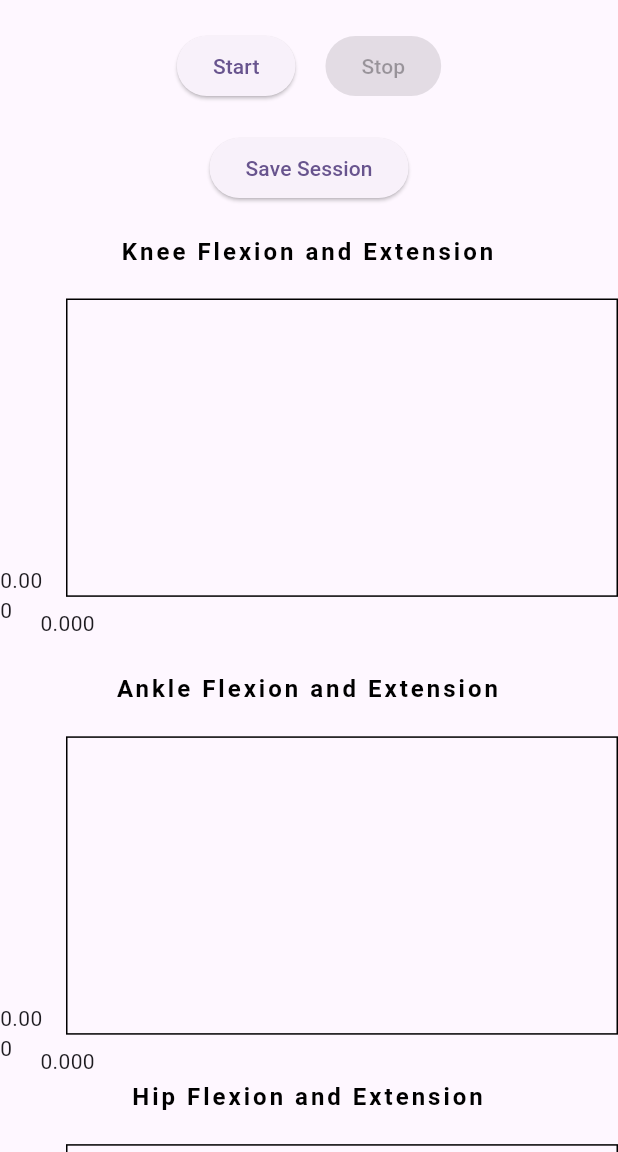
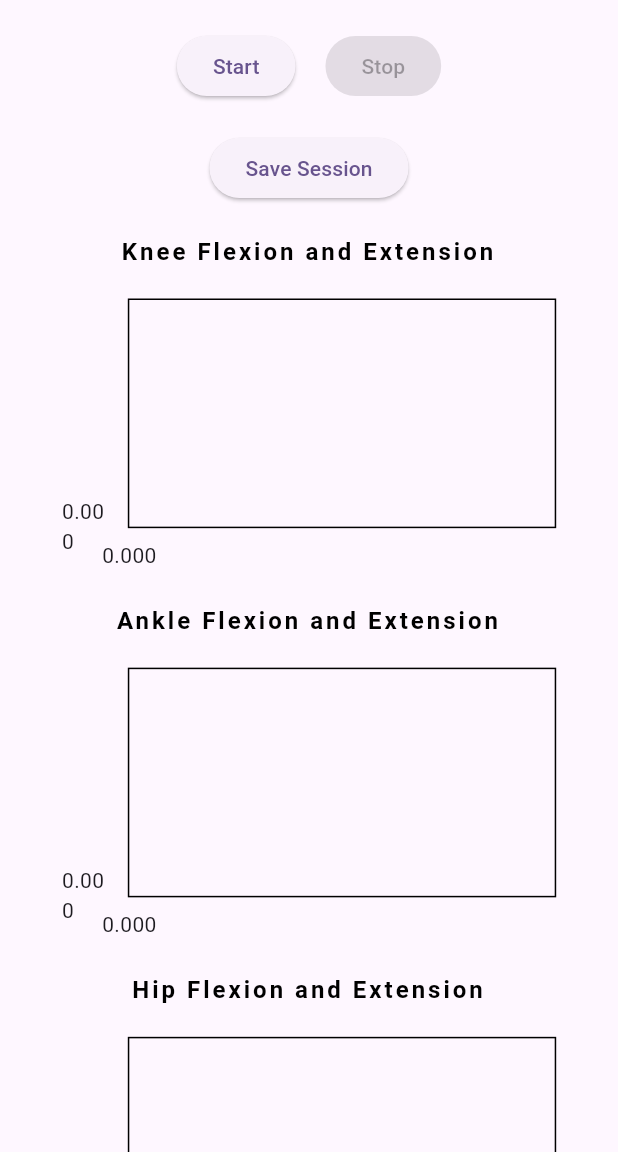
Before and after one commit to joshuamax14/flutter_blereactive, a Flutter app: the screen it shows after launch, after a tap on "Home", on a phone screen of 412 x 824 dp, the part 84-1236 px from its top. Run offline on Flutter 3.47's test engine with Material 3 defaults, Android fonts, the phone set to English and light mode, and no system bars; drawn by our look-alikes of fl_chart, screenshot; our stand-ins replace image_gallery_saver; missing offline and left inert: flutter_reactive_ble; statements that could not run were skipped.

Commit message:
added containers to make sure some gif and the graph will not overflow

```diff
--- a/new_project/lib/Screens/Intropage.dart
+++ b/new_project/lib/Screens/Intropage.dart
@@ -2,11 +2,10 @@ import 'package:flutter/material.dart';
 import 'package:new_project/Providers/UsernameProvider.dart';
 import 'package:new_project/Screens/ChangeUser.dart';
 import 'package:new_project/Screens/Homepage2.dart';
-//import 'package:new_project/Screens/Homepage.dart';
 import 'package:provider/provider.dart';
 
 class Intropage extends StatelessWidget {
-  const Intropage({super.key});
+  const Intropage({Key? key});
 
   @override
   Widget build(BuildContext context) {
@@ -20,40 +19,51 @@ class Intropage extends StatelessWidget {
           )
         ],
       ),
-      backgroundColor: Colors.white, // Set the background color to white
+      backgroundColor: Colors.white,
       body: Center(
         child: Column(
           mainAxisAlignment: MainAxisAlignment.center,
           children: [
             Text(
-              context.watch<Usernameprovider>().username,
+              'Welcome ${context.watch<Usernameprovider>().username}!',
               style: TextStyle(
                 fontWeight: FontWeight.bold,
                 fontSize: 25,
               ),
             ),
 
-            SizedBox(height: 20), // Add some space between the text and the image
-            Image.asset('lib/Screens/assets/walking.gif'), // Placeholder for your moving picture
-            SizedBox(height: 20), // Add some space between the image and the buttons
+            SizedBox(height: 20),
+            // Wrap the image with a Container to adjust its size
+            Container(
+              width: MediaQuery.of(context).size.width * 0.8, // 80% of the screen width
+              height: MediaQuery.of(context).size.height * 0.3, // 30% of the screen height
+              child: Image.asset('lib/Screens/assets/walking.gif'),
+            ),
+
+            SizedBox(height: 20),
             ElevatedButton(
               onPressed: () {
                 Navigator.push(
                   context,
                   MaterialPageRoute(
                     builder: (context) => Changeuser(),
-                      ));
+                  ),
+                );
               },
-                child: Text('Change Patient Information')),
+              child: Text('Change Patient Information'),
+            ),
+             SizedBox(height: 10),
             ElevatedButton(
               onPressed: () {
                 Navigator.push(
                   context,
                   MaterialPageRoute(
                     builder: (context) => Homepage2(),
-                      ));
+                  ),
+                );
               },
-                child: Text('Home'))
+              child: Text('Home'),
+            ),
           ],
         ),
       ),
--- a/new_project/lib/Screens/homepage2.dart
+++ b/new_project/lib/Screens/homepage2.dart
@@ -236,7 +236,8 @@ class _BluetoothScreenState extends State<BluetoothScreen> {
         appBar: AppBar(
           title: Text('Hello ${usernameProvider.username}!'),
           actions: [
-            Padding(padding: const EdgeInsets.only(right: 16.0),
+            Padding(
+              padding: const EdgeInsets.only(right: 16.0),
               child: Image.asset('lib/Screens/assets/stepgear.png'),
             )
           ],
@@ -252,7 +253,6 @@ class _BluetoothScreenState extends State<BluetoothScreen> {
               Row(
                 mainAxisAlignment: MainAxisAlignment.center,
                 children: [
-
                   ElevatedButton(
                     onPressed: _isRunning ? null : _startGeneratingData,
                     child: Text('Start'),
@@ -290,7 +290,9 @@ class _BluetoothScreenState extends State<BluetoothScreen> {
                 height: 20,
                 width: 20,
               ),
-              AspectRatio(
+              Container(
+                width: MediaQuery.of(context).size.width * 0.8,
+                child: AspectRatio(
                   aspectRatio: 1.8,
                   child: LineChart(
                     LineChartData(
@@ -314,6 +316,7 @@ class _BluetoothScreenState extends State<BluetoothScreen> {
                     ),
                   ),
                 ),
+              ),
               const SizedBox(
                 height: 20,
                 width: 20,
@@ -332,9 +335,12 @@ class _BluetoothScreenState extends State<BluetoothScreen> {
                 height: 20,
                 width: 20,
               ),
-              AspectRatio(
+              Container(
+                width: MediaQuery.of(context).size.width * 0.8,
+                child: AspectRatio(
                   aspectRatio: 1.8,
-                  child: LineChart(LineChartData(
+                  child: LineChart(
+                    LineChartData(
                       lineBarsData: [
                         LineChartBarData(
                           spots: _footdataPoints,
@@ -352,8 +358,12 @@ class _BluetoothScreenState extends State<BluetoothScreen> {
                           sideTitles: SideTitles(showTitles: false),
                         ),
                       ),
-                  ))),
+                    ),
+                  ),
+                ),
+              ),
               const SizedBox(
+                height: 20,
                 width: 20,
               ),
               const Text(
@@ -370,9 +380,12 @@ class _BluetoothScreenState extends State<BluetoothScreen> {
                 height: 20,
                 width: 20,
               ),
-              AspectRatio(
+              Container(
+                width: MediaQuery.of(context).size.width * 0.8,
+                child: AspectRatio(
                   aspectRatio: 1.8,
-                  child: LineChart(LineChartData(
+                  child: LineChart(
+                    LineChartData(
                       lineBarsData: [
                         LineChartBarData(
                           spots: _hipsdataPoints,
@@ -390,40 +403,14 @@ class _BluetoothScreenState extends State<BluetoothScreen> {
                           sideTitles: SideTitles(showTitles: false),
                         ),
                       ),
-                  ))),
-
-              /*_valueFoot.isEmpty
-                  ? const CircularProgressIndicator()
-                  : Text("Ankle:  $valFoot",
-                      style: Theme.of(context)
-                          .textTheme
-                          .titleLarge),*/ /*
-              _valueKnee.isEmpty
-                  ? const CircularProgressIndicator()
-                  : Text("Knee:  $valKnee",
-                      style: Theme.of(context).textTheme.titleLarge),*/
+                    ),
+                  ),
+                ),
+              ),
             ],
           ),
         ),
-        /*child: Column(
-            mainAxisAlignment: MainAxisAlignment.center, */
-        /*children: [
-              _valueKnee.isEmpty
-                  ? const CircularProgressIndicator()
-                  : Text("Knee:  $valKnee",
-                      style: Theme.of(context).textTheme.titleLarge),
-              _valueFoot.isEmpty
-                  ? const CircularProgressIndicator()
-                  : Text("Ankle:  $valFoot",
-                      style: Theme.of(context).textTheme.titleLarge),
-              _valueHips.isEmpty
-                  ? const CircularProgressIndicator()
-                  : Text("Hips: $valHips",
-                      style: Theme.of(context).textTheme.titleLarge),
-            ],*/
       ),
     );
   }
-
-
 }
```
Lines whose indentation alone changed are shown as unchanged.
